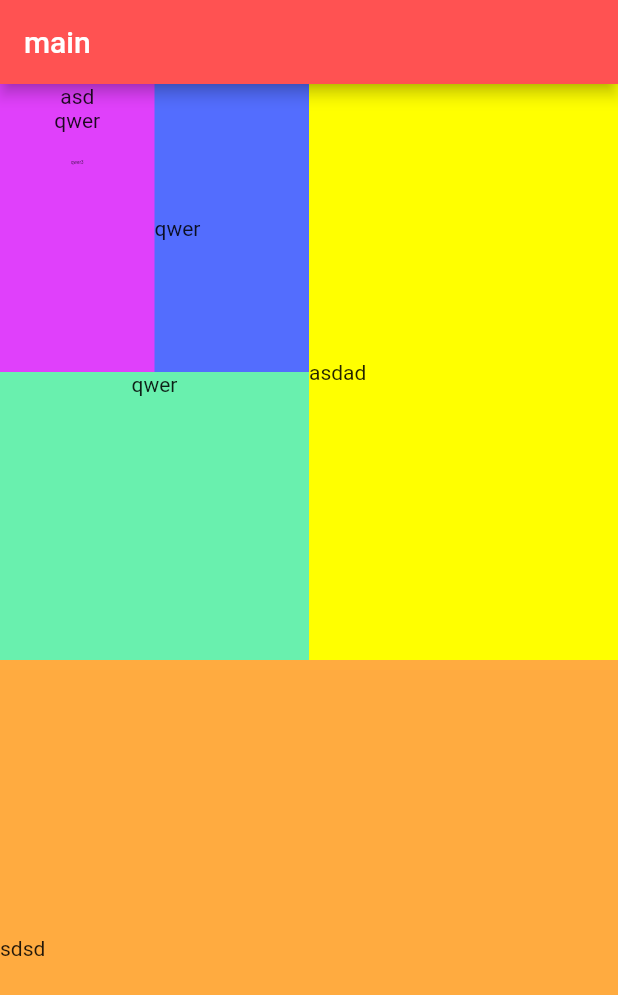
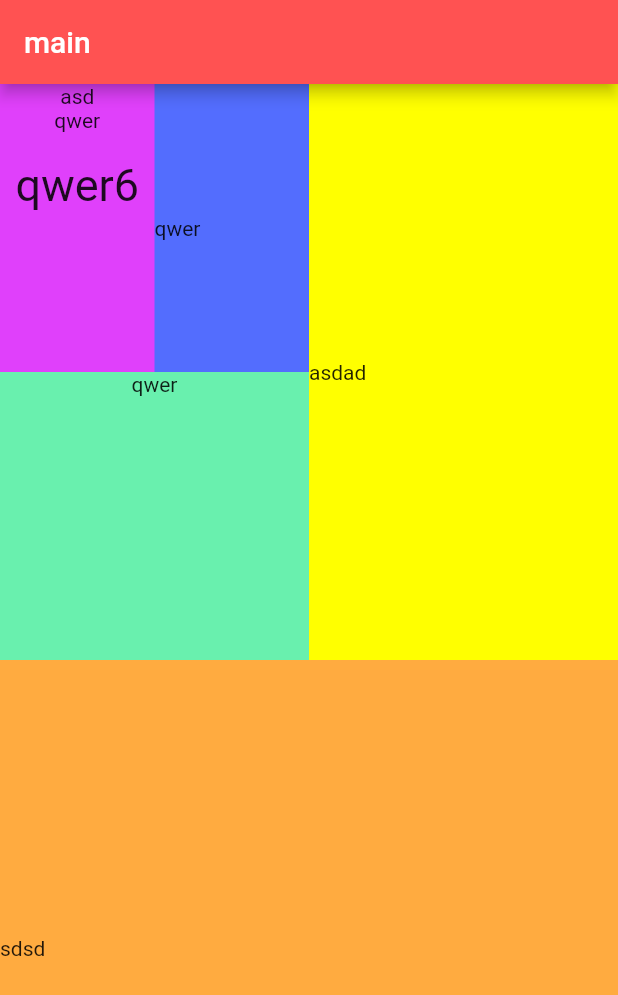
Before and after one commit to selpeapi/flutter_app2, a Flutter app: the screen it shows after launch, on a phone screen of 412 x 824 dp. Shown: the top 995 px of the screen. Run offline on Flutter 3.47's test engine with Material 2 defaults, Android fonts, the phone set to English and light mode, and no system bars.

Commit message:
텍스트 설정4_8_1

```diff
--- a/lib/main.dart
+++ b/lib/main.dart
@@ -75,10 +75,10 @@ class _MainPageState extends State<MainPage> {
                                                                             .all(
                                                                         8.0),
                                                                 child: Text(
-                                                                  "qwer3",
+                                                                  "qwer6",
                                                                   style: TextStyle(
                                                                       fontSize:
-                                                                          3),
+                                                                          30),
                                                                 ),
                                                               ),
                                                             ),
```
